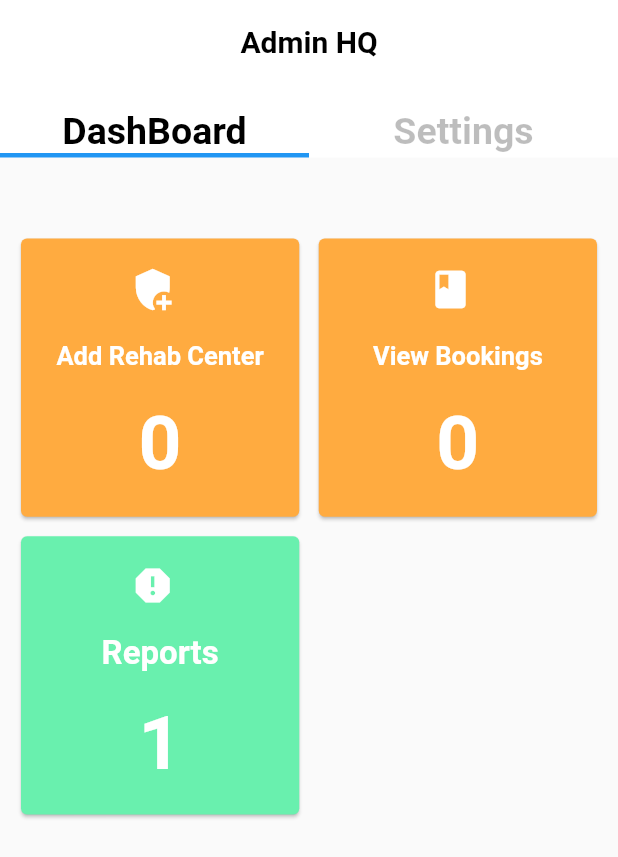
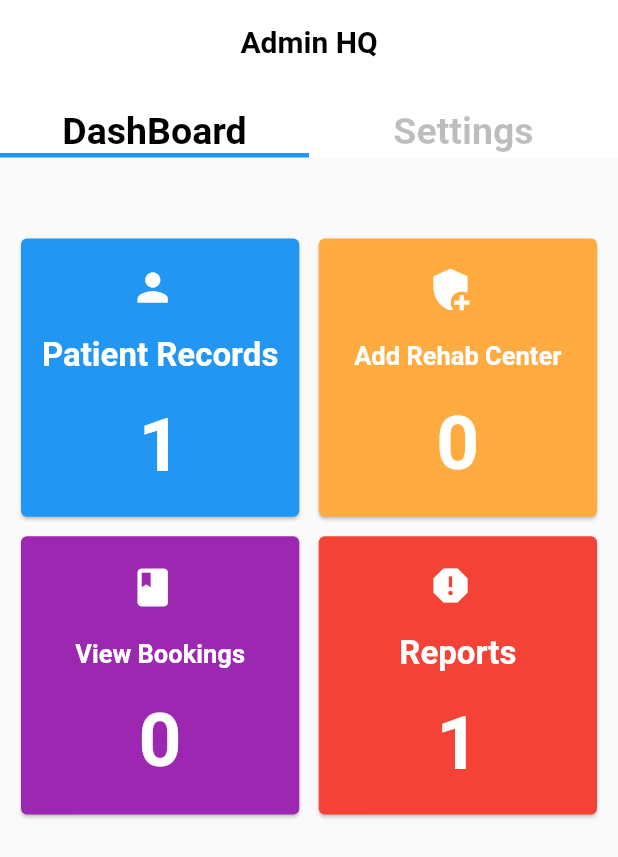
Before and after one commit to frankmutethia/bright_admin, a Flutter app: the AdminHome screen opened by its route, on a phone screen of 412 x 824 dp. Shown: the top 857 px of the screen. Run offline on Flutter 3.47's test engine with Material 2 defaults, Android fonts, the light colour scheme and no system bars; our stand-ins replace charts_flutter, cloud_firestore, email_validator, firebase_auth, google_sign_in; missing offline and left inert: flutter_facebook_login; accounts and stored records are empty.

Commit message:
my commit

```diff
--- a/lib/admin_home.dart
+++ b/lib/admin_home.dart
@@ -5,6 +5,7 @@ import 'package:brightcare_admin/add.dart';
 import 'package:brightcare_admin/appointments_screen.dart';
 import 'package:brightcare_admin/display.dart';
 import 'package:brightcare_admin/login_screen.dart';
+import 'package:brightcare_admin/sheet_files.dart';
 import 'package:brightcare_admin/view_bookings.dart';
 import 'package:cloud_firestore/cloud_firestore.dart';
 import 'package:flutter/material.dart';
@@ -13,15 +14,75 @@ import 'package:flutter/material.dart';
 class AdminHome extends StatelessWidget {
   static final String id = "admin";
 
+  Widget _buildCard(
+      {IconData icon, int count, String name, BuildContext context}) {
+    return InkWell(
+      onTap: () {
+        Navigator.push(
+          context,
+          MaterialPageRoute(builder: (context) => SheetFiles()),
+        );
+      },
+      // onTap: () {
+      //   Navigator.pushNamed(context, AppointmentsScreen.id);
+      // },
+      child: Card(
+        color: Colors.blue,
+        child: Container(
+          child: Column(
+            mainAxisAlignment: MainAxisAlignment.spaceEvenly,
+            children: [
+              Row(
+                mainAxisAlignment: MainAxisAlignment.center,
+                children: [
+                  Icon(
+                    icon,
+                    size: 30.0,
+                    color: Colors.white,
+                  ),
+                  SizedBox(
+                    width: 10.0,
+                  ),
+                ],
+              ),
+              Text(
+                name,
+                style: TextStyle(
+                  color: Colors.white,
+                  fontWeight: FontWeight.bold,
+                  fontSize: 22.0,
+                ),
+              ),
+              Text(
+                count.toString(),
+                style: TextStyle(
+                  color: Colors.white,
+                  fontWeight: FontWeight.bold,
+                  fontSize: 50.0,
+                ),
+              )
+            ],
+          ),
+        ),
+      ),
+    );
+  }
+
   // Widget _buildSingleContainer(
   //     {IconData icon, String count, String name, BuildContext context}) {
   //   return InkWell(
-  //       onTap: () {
-  //         Navigator.push(
-  //           context,
-  //           MaterialPageRoute(builder: (context) => ViewData()),
-  //         );
-  //       },
+  //      onTap: () {
+  //             Navigator.push(
+  //               context,
+  //               MaterialPageRoute(builder: (context) => SheetFiles()),
+  //             );
+  //           },
+  //       // onTap: () {
+  //       //   Navigator.push(
+  //       //     context,
+  //       //     MaterialPageRoute(builder: (context) => ViewData()),
+  //       //   );
+  //       // },
   //       //  Navigator.pushNamed(context, ViewData.id);
   //       // Navigator.pushNamed(context, ViewData.id);
   //       // },
@@ -154,7 +215,7 @@ class AdminHome extends StatelessWidget {
               var cou = co.length;
               print(cou);
               return Card(
-                color: Colors.orangeAccent,
+                color: Colors.purple,
                 child: Container(
                   child: Column(
                     mainAxisAlignment: MainAxisAlignment.spaceEvenly,
@@ -250,7 +311,7 @@ class AdminHome extends StatelessWidget {
         Navigator.pushNamed(context, AppointmentsScreen.id);
       },
       child: Card(
-        color: Colors.greenAccent,
+        color: Colors.red,
         child: Container(
           child: Column(
             mainAxisAlignment: MainAxisAlignment.spaceEvenly,
@@ -344,12 +405,12 @@ class AdminHome extends StatelessWidget {
                     crossAxisSpacing: 5.0,
                     crossAxisCount: 2,
                     children: [
-                      // _buildSingleContainer(
-                      //   context: context,
-                      //   count: "",
-                      //   icon: Icons.person,
-                      //   name: "Users",
-                      // ),
+                      _buildCard(
+                        context: context,
+                        count: 1,
+                        icon: Icons.person,
+                        name: "Patient Records",
+                      ),
                       _buildCard2(
                         context: context,
                         count: 1,
```
Also changed, not shown: lib/sheet_files.dart (+15 -15 lines), lib/view_bookings.dart (+14 -14 lines), pubspec.lock.
